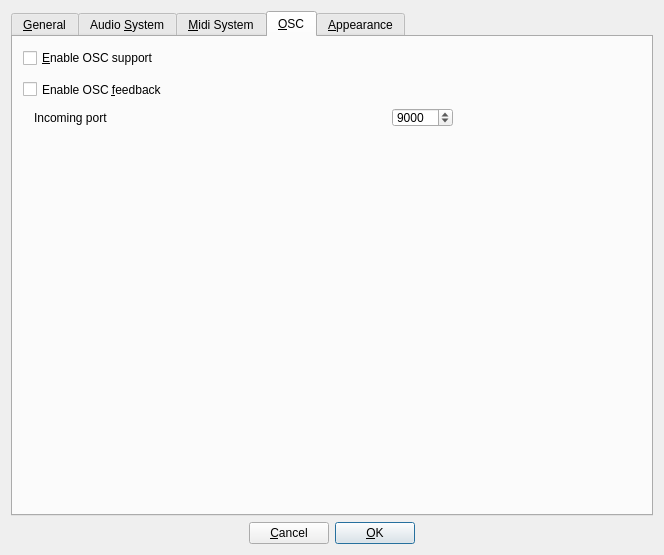
Above: src/gui/src/PreferencesDialog_UI.ui from hydrogen-music/hydrogen before the change. Below: the same form after it.
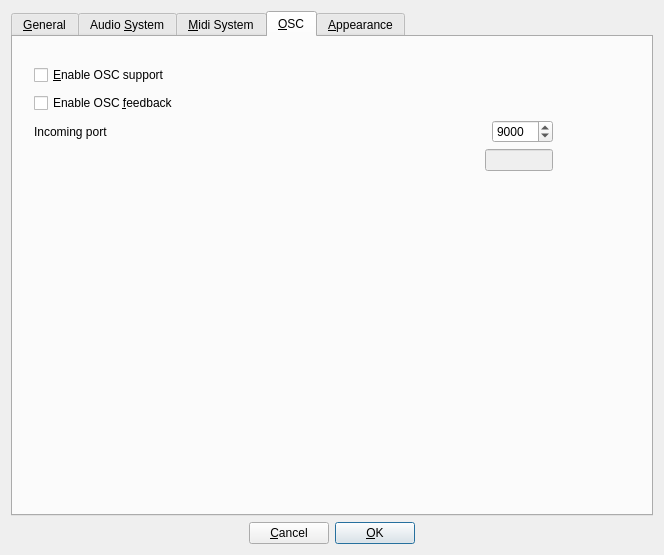
That is the form after the change. The open tabs and pages were chosen to show the change. Custom widgets are drawn as their Qt base class.

Commit message:
display temporary OSC port
in case the default OSC port is already registered to another client, the OSC server will choose a random port for Hydrogen. Beforehand this port was only once shown at the beginning of the log. Now, it is shown both in the popup window and in the OSC preference tab.

In addition, I changed the red color in Preferences to something more reable.

The edit to the form file:
```diff
--- a/src/gui/src/PreferencesDialog_UI.ui
+++ b/src/gui/src/PreferencesDialog_UI.ui
@@ -827,42 +827,59 @@
        <property name="geometry">
         <rect>
          <x>10</x>
-         <y>30</y>
-         <width>441</width>
-         <height>121</height>
+         <y>10</y>
+         <width>541</width>
+         <height>141</height>
         </rect>
        </property>
-       <widget class="QWidget" name="gridLayoutWidget">
-        <property name="geometry">
-         <rect>
-          <x>0</x>
-          <y>30</y>
-          <width>441</width>
-          <height>41</height>
-         </rect>
-        </property>
-        <layout class="QGridLayout" name="gridLayout_3">
-         <item row="1" column="0">
+       <layout class="QVBoxLayout" name="verticalLayout_8">
+        <item>
+         <layout class="QVBoxLayout" name="verticalLayout_7">
+          <item>
+           <widget class="QCheckBox" name="enableOscCheckbox">
+            <property name="minimumSize">
+             <size>
+              <width>0</width>
+              <height>22</height>
+             </size>
+            </property>
+            <property name="text">
+             <string>&amp;Enable OSC support</string>
+            </property>
+            <property name="shortcut">
+             <string>Alt+R</string>
+            </property>
+           </widget>
+          </item>
+          <item>
+           <widget class="QCheckBox" name="enableOscFeedbackCheckbox">
+            <property name="minimumSize">
+             <size>
+              <width>0</width>
+              <height>22</height>
+             </size>
+            </property>
+            <property name="text">
+             <string>Enable OSC &amp;feedback</string>
+            </property>
+            <property name="shortcut">
+             <string>Alt+R</string>
+            </property>
+           </widget>
+          </item>
+          <item>
+           <layout class="QGridLayout" name="gridLayout_4">
+            <property name="verticalSpacing">
+             <number>0</number>
+            </property>
+            <item row="0" column="0">
           <widget class="QLabel" name="label_4">
            <property name="text">
             <string>Incoming port</string>
            </property>
           </widget>
          </item>
-         <item row="1" column="2">
-          <spacer name="horizontalSpacer_2">
-           <property name="orientation">
-            <enum>Qt::Horizontal</enum>
-           </property>
-           <property name="sizeHint" stdset="0">
-            <size>
-             <width>40</width>
-             <height>20</height>
-            </size>
-           </property>
-          </spacer>
-         </item>
-         <item row="1" column="3">
+            <item row="0" column="3">
           <widget class="QSpinBox" name="incomingOscPortSpinBox">
            <property name="toolTip">
             <string>&lt;html&gt;&lt;head/&gt;&lt;body&gt;&lt;p&gt;Port which will be used to receive incoming OSC messages&lt;/p&gt;&lt;/body&gt;&lt;/html&gt;</string>
@@ -875,52 +892,60 @@
            </property>
           </widget>
          </item>
-        </layout>
-       </widget>
-       <widget class="QCheckBox" name="enableOscFeedbackCheckbox">
-        <property name="geometry">
-         <rect>
-          <x>0</x>
-          <y>10</y>
-          <width>441</width>
-          <height>25</height>
-         </rect>
-        </property>
-        <property name="minimumSize">
+            <item row="0" column="2">
+             <spacer name="horizontalSpacer_2">
+              <property name="orientation">
+               <enum>Qt::Horizontal</enum>
+              </property>
+              <property name="sizeHint" stdset="0">
          <size>
-          <width>0</width>
-          <height>22</height>
-         </size>
-        </property>
-        <property name="text">
-         <string>Enable OSC &amp;feedback</string>
-        </property>
-        <property name="shortcut">
-         <string>Alt+R</string>
-        </property>
-       </widget>
-      </widget>
-      <widget class="QCheckBox" name="enableOscCheckbox">
-       <property name="geometry">
-        <rect>
-         <x>10</x>
-         <y>10</y>
-         <width>441</width>
-         <height>22</height>
-        </rect>
-       </property>
-       <property name="minimumSize">
+                <width>40</width>
+                <height>20</height>
+               </size>
+              </property>
+             </spacer>
+            </item>
+           </layout>
+          </item>
+          <item>
+           <layout class="QHBoxLayout" name="horizontalLayout_9">
+            <property name="spacing">
+             <number>6</number>
+            </property>
+            <item>
+             <widget class="QLabel" name="oscTemporaryPortLabel">
+              <property name="enabled">
+               <bool>true</bool>
+              </property>
+              <property name="wordWrap">
+               <bool>true</bool>
+              </property>
+             </widget>
+            </item>
+            <item>
+             <widget class="QLineEdit" name="oscTemporaryPort">
+              <property name="enabled">
+               <bool>false</bool>
+              </property>
+              <property name="sizePolicy">
+               <sizepolicy hsizetype="Minimum" vsizetype="Fixed">
+                <horstretch>0</horstretch>
+                <verstretch>0</verstretch>
+               </sizepolicy>
+              </property>
+              <property name="maximumSize">
         <size>
-         <width>0</width>
-         <height>22</height>
-        </size>
-       </property>
-       <property name="text">
-        <string>&amp;Enable OSC support</string>
-       </property>
-       <property name="shortcut">
-        <string>Alt+R</string>
-       </property>
+                <width>68</width>
+                <height>16777215</height>
+               </size>
+              </property>
+             </widget>
+            </item>
+           </layout>
+          </item>
+         </layout>
+        </item>
+       </layout>
       </widget>
      </widget>
      <widget class="QWidget" name="tab_4">
```
Left out of the diff: 16 changed lines with no effect on the pictures. Lines whose indentation alone changed are shown as unchanged. The commit also changes 6 other files.
